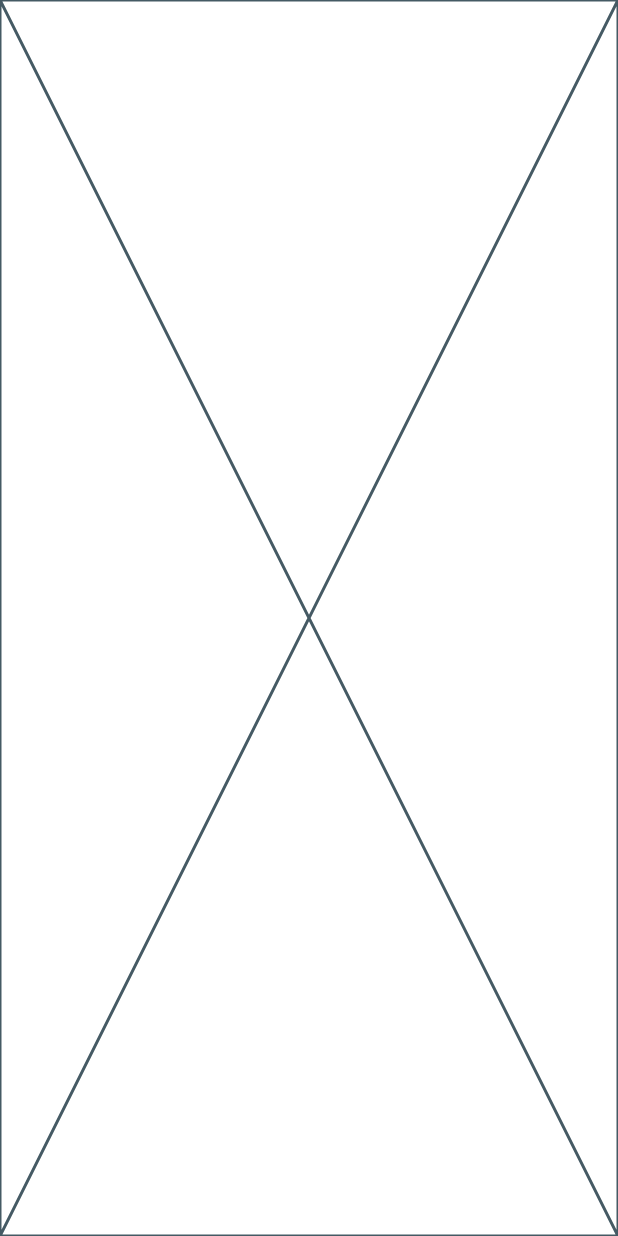
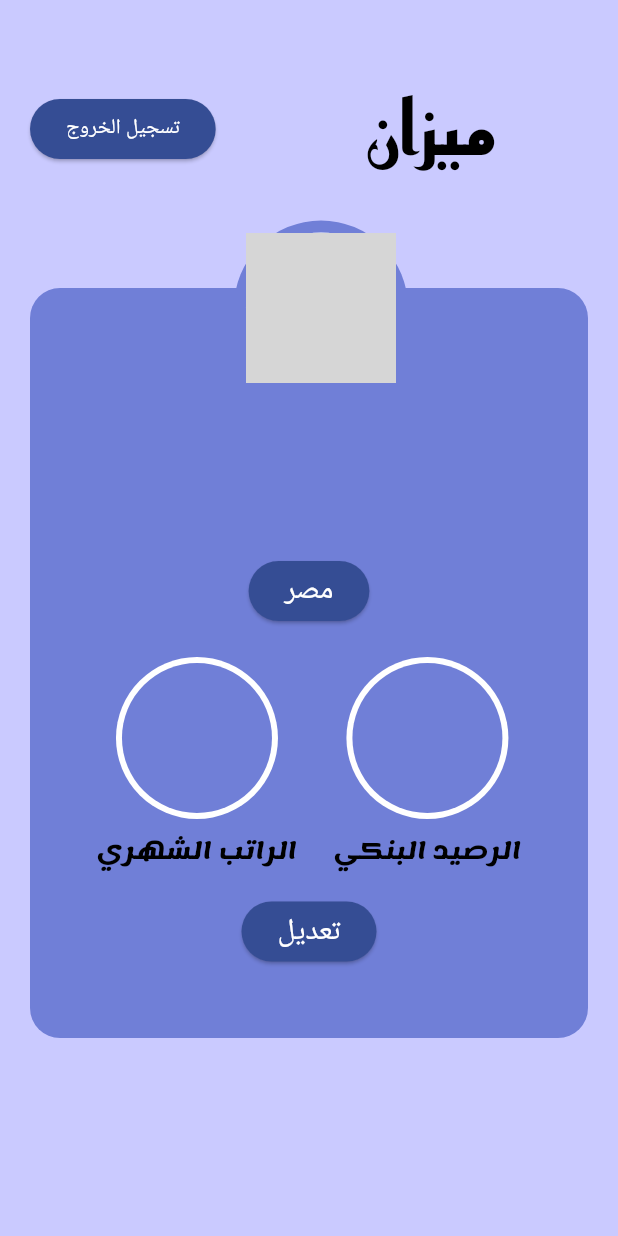
Before and after one commit to wessam2elsayed/mizan_app, a Flutter app: the HomeScreen screen opened by its route, after a tap on "البيانات الشخصية", on a phone screen of 412 x 824 dp. Run offline on Flutter 3.47's test engine with Material 3 defaults, Android fonts, the phone set to English and light mode, and no system bars; our stand-ins replace hive; accounts and stored records are empty; grey boxes are pictures that could not be loaded.

Commit message:
personal data

```diff
--- a/lib/core/models/hive_map_model.dart
+++ b/lib/core/models/hive_map_model.dart
@@ -19,7 +19,7 @@ class HiveMapModel {
     };
   }
 
-  factory HiveMapModel.fromMap(Map<String,dynamic> json){
+  factory HiveMapModel.fromMap(Map<dynamic,dynamic> json){
     return HiveMapModel(
       name: json["name"],
        email: json["email"],
--- a/lib/core/routes/app_routes.dart
+++ b/lib/core/routes/app_routes.dart
@@ -5,6 +5,7 @@ import 'package:mizan_app/presentation/screens/home_screen.dart';
 import 'package:mizan_app/presentation/screens/login_screen.dart';
 import 'package:mizan_app/presentation/screens/masrouf.dart';
 import 'package:mizan_app/presentation/screens/personal_data.dart';
+import 'package:mizan_app/presentation/screens/splash_screen.dart';
 
 
 abstract class AppRoutes {
@@ -19,6 +20,9 @@ abstract class AppRoutes {
   static Route<dynamic> onGenerateRoute(RouteSettings settings){
 
     switch (settings.name){
+
+      case splashScreen:
+      return MaterialPageRoute(builder: (_)=>const SplashScreen());
 
      case homeScreen:
       return MaterialPageRoute(builder: (_)=>const HomeScreen());
--- a/lib/core/strings/app_strings.dart
+++ b/lib/core/strings/app_strings.dart
@@ -6,4 +6,9 @@ class AppStrings {
   static String balance="الرصيد البنكي";
   static String country="اختر بلدك";
   static String login="تسجيل الدخول";
+  static String fillAllFields="من فضلك تأكد من صحة ادخال البيانات";
+  static String logOut="تسجيل الخروج";
+  static String egypt="مصر";
+  static String edit="تعديل";
+
 }
--- a/lib/core/theme/app_colors.dart
+++ b/lib/core/theme/app_colors.dart
@@ -1,12 +1,13 @@
 import 'package:flutter/material.dart';
 
 class AppColors {
-  static const babyBlue = Color.fromARGB(255, 207, 207, 243);
-  static const lightBlue = Color.fromARGB(255, 160, 146, 244);
-  static const blue = Color.fromARGB(255, 126, 104, 224);
-  static const darkBlue = Color.fromARGB(255, 52, 85, 185);
+  static const babyBlue = Color.fromARGB(255, 202, 202, 255);
+  static const lightBlue = Color.fromARGB(255, 112, 127, 215);
+  static const blue = Color.fromARGB(255, 53, 77, 148);
+  static const darkBlue = Color.fromARGB(255, 16, 36, 96);
   static const grey = Color.fromARGB(255, 184, 187, 194);
-  static const green = Color.fromARGB(255, 21, 121, 91);
+  static const green = Color.fromARGB(255, 32, 79, 64);
+  static const lightGreen = Color.fromARGB(255, 134, 151, 146);
   static const black = Color.fromARGB(255, 0, 0, 0);
   static const white = Color.fromARGB(255, 255, 255, 255);
 }
--- a/lib/presentation/screens/personal_data.dart
+++ b/lib/presentation/screens/personal_data.dart
@@ -1,4 +1,7 @@
 import 'package:flutter/material.dart';
+import 'package:mizan_app/core/theme/app_colors.dart';
+import 'package:mizan_app/presentation/widgets/edit_personal_data.dart';
+import 'package:mizan_app/presentation/widgets/logout_row.dart';
 
 class PersonalData extends StatefulWidget {
   const PersonalData({super.key});
@@ -10,6 +13,17 @@ class PersonalData extends StatefulWidget {
 class _PersonalDataState extends State<PersonalData> {
   @override
   Widget build(BuildContext context) {
-    return const Placeholder();
+    return Scaffold(
+      backgroundColor: AppColors.babyBlue,
+      body: Column(
+        children: [
+          const SizedBox(height: 50,),
+          LogoutRow(),
+           const SizedBox(height: 50,),
+          EditPersonalData(),
+
+        ],
+      ),
+    );
   }
 }
--- /dev/null
+++ b/lib/presentation/widgets/circle_text_column.dart
@@ -0,0 +1,34 @@
+import 'package:flutter/material.dart';
+import 'package:mizan_app/core/theme/app_colors.dart';
+
+class CircleTextColumn extends StatelessWidget {
+  final String bal;
+  final String txt;
+  const CircleTextColumn({super.key, required this.bal, required this.txt});
+
+  @override
+  Widget build(BuildContext context) {
+    return  Column(children: [
+                  CircleAvatar(
+                  radius: 54,
+                  backgroundColor: AppColors.white,
+                  child: CircleAvatar(
+                    radius: 50,
+                    backgroundColor: AppColors.lightBlue,
+                    child: Text(bal,
+                    style: TextStyle(
+                      fontSize: 20,
+                      color: AppColors.black),)
+                    ),
+                  ),
+                  const SizedBox(height: 10,),
+                  Text(txt,
+                  style: TextStyle(
+                    fontSize: 15,
+                    color: AppColors.black,
+                    fontWeight: FontWeight.bold,
+                    fontFamily: "Lemonada"
+                  ),),
+                ],);
+  }
+}
--- /dev/null
+++ b/lib/presentation/widgets/edit_personal_data.dart
@@ -0,0 +1,134 @@
+import 'package:flutter/material.dart';
+import 'package:mizan_app/core/models/hive_model.dart';
+import 'package:mizan_app/core/routes/app_routes.dart';
+import 'package:mizan_app/core/strings/app_strings.dart';
+import 'package:mizan_app/core/theme/app_colors.dart';
+import 'package:mizan_app/presentation/widgets/circle_text_column.dart';
+
+class EditPersonalData extends StatefulWidget {
+  const EditPersonalData({super.key});
+
+  @override
+  State<EditPersonalData> createState() => _EditPersonalDataState();
+}
+
+class _EditPersonalDataState extends State<EditPersonalData> {
+   String username="";
+   String email="";
+   String salary="";
+   String balance="";
+   String selectedCountry="";
+
+
+  @override
+  void initState() {
+    super.initState();
+    final data = HiveModel().getData();
+    if(data.isNotEmpty){
+      setState(() {
+        username=data[0].name;
+        email=data[0].email;
+        salary = data[0].salary.toString();
+        balance = data[0].balance.toString();
+      });
+    }
+
+  }
+
+  @override
+  Widget build(BuildContext context) {
+    return Center(
+      child: Stack(
+        clipBehavior: Clip.none,
+        children: [
+        Padding(
+          padding: const EdgeInsets.all(20),
+          child: Container(
+            width: MediaQuery.of(context).size.width,
+            height: 500,
+            decoration: BoxDecoration(
+              color: AppColors.lightBlue,
+             borderRadius: BorderRadius.circular(20),),
+
+          ),
+        ),
+         Positioned(
+           top: -25,
+           left: MediaQuery.of(context).size.width/2-50,
+           child: CircleAvatar(
+                radius: 58,
+                backgroundColor: AppColors.lightBlue,
+                child: CircleAvatar(
+                  backgroundImage: AssetImage("assets/images/slogan.gif"),
+                  radius: 50,
+                  backgroundColor: AppColors.white,
+                ),
+              ),
+         ),
+       Positioned(
+            top: 100,
+            left: 40,
+            right: 40,
+         child: Column(
+              children: [
+
+              Text(username,
+              style: TextStyle(
+                fontSize: 20,
+                color: AppColors.black
+              ),),
+              const SizedBox(height: 20,),
+              Text(email,
+              style: TextStyle(
+                fontSize: 20,
+                color: AppColors.black
+              ),),
+              const SizedBox(height: 20,),
+              ElevatedButton(
+                style: ElevatedButton.styleFrom(
+                backgroundColor: AppColors.blue),
+                onPressed: (){},
+               child: Text(AppStrings.egypt,
+              style: TextStyle(
+                fontSize: 20,
+                color: AppColors.white
+              ),
+              ),
+              ),
+              const SizedBox(height: 20,),
+
+              Row(
+                mainAxisAlignment: MainAxisAlignment.spaceEvenly,
+                children: [
+                  CircleTextColumn(bal: salary, txt: AppStrings.salary,),
+
+                CircleTextColumn(bal: balance, txt: AppStrings.balance,)
+
+              ],),
+               const SizedBox(height: 20,),
+
+              ElevatedButton(
+                style: ElevatedButton.styleFrom(
+                backgroundColor: AppColors.blue),
+                onPressed: (){
+                   Navigator.of(context).pushReplacementNamed(AppRoutes.loginScreen);
+                },
+               child: Text(AppStrings.edit,
+              style: TextStyle(
+                fontSize: 20,
+                color: AppColors.white
+              ),
+              ),
+              ),
+              ],
+            ),
+       ),
+
+
+
+      ],
+
+      ),
+    );
+  }
+}
--- /dev/null
+++ b/lib/presentation/widgets/logout_row.dart
@@ -0,0 +1,33 @@
+import 'package:flutter/material.dart';
+import 'package:mizan_app/core/routes/app_routes.dart';
+import 'package:mizan_app/core/strings/app_strings.dart';
+import 'package:mizan_app/core/theme/app_colors.dart';
+
+class LogoutRow extends StatelessWidget {
+  const LogoutRow({super.key});
+
+  @override
+  Widget build(BuildContext context) {
+    return Row(children: [
+      const SizedBox(width: 20),
+      ElevatedButton(
+        style: ElevatedButton.styleFrom(
+        backgroundColor: AppColors.blue),
+        onPressed: (){
+           Navigator.of(context).pushReplacementNamed(AppRoutes.splashScreen);
+        },
+         child: Center(
+          child: Text(
+            AppStrings.logOut,
+            style: TextStyle(color: AppColors.white,
+         )))),
+
+         const SizedBox(width: 100),
+         Text(AppStrings.mizan,
+         style: TextStyle(color: AppColors.black,
+         fontSize: 50,
+         fontWeight: FontWeight.bold,
+         fontFamily: "ReemKufi"),)
+    ],);
+  }
+}
--- a/lib/presentation/widgets/mizan_label.dart
+++ b/lib/presentation/widgets/mizan_label.dart
@@ -1,8 +1,30 @@
 import 'package:flutter/material.dart';
+import 'package:mizan_app/core/models/hive_model.dart';
 import 'package:mizan_app/core/theme/app_colors.dart';
 
-class MizanLabel extends StatelessWidget {
+class MizanLabel extends StatefulWidget {
   const MizanLabel({super.key});
+
+  @override
+  State<MizanLabel> createState() => _MizanLabelState();
+}
+
+class _MizanLabelState extends State<MizanLabel> {
+final String username="";
+
+
+  @override
+  void initState() {
+    super.initState();
+    final data = HiveModel().getData();
+    if(data.isNotEmpty){
+      setState(() {
+        username!=data[0].name;
+      });
+    }
+
+  }
+
 
   @override
   Widget build(BuildContext context) {
@@ -20,7 +42,7 @@ class MizanLabel extends StatelessWidget {
           Row(
             mainAxisAlignment: MainAxisAlignment.end,
             children: [
-            Container(width: 350,height: 100,
+            Container(width: 250,height: 100,
             decoration: BoxDecoration(
               color: AppColors.blue,
               borderRadius: BorderRadius.only(topLeft: Radius.circular(20),
@@ -29,7 +51,8 @@ class MizanLabel extends StatelessWidget {
               )
             ),
 
-            child: Center(child: Text("أهلا بك فى الميزان يا ",
+            child: Center(child: Text("أهلا بك فى الميزان يا \n"
+           " $username",
             style: TextStyle(
               color: AppColors.white,
               fontSize: 20,
```
Also changed, not shown: lib/presentation/screens/login_screen.dart (+22 -10 lines), lib/presentation/widgets/choose_country.dart (+6 -2 lines), lib/presentation/widgets/login_button.dart (+14 -3 lines).
